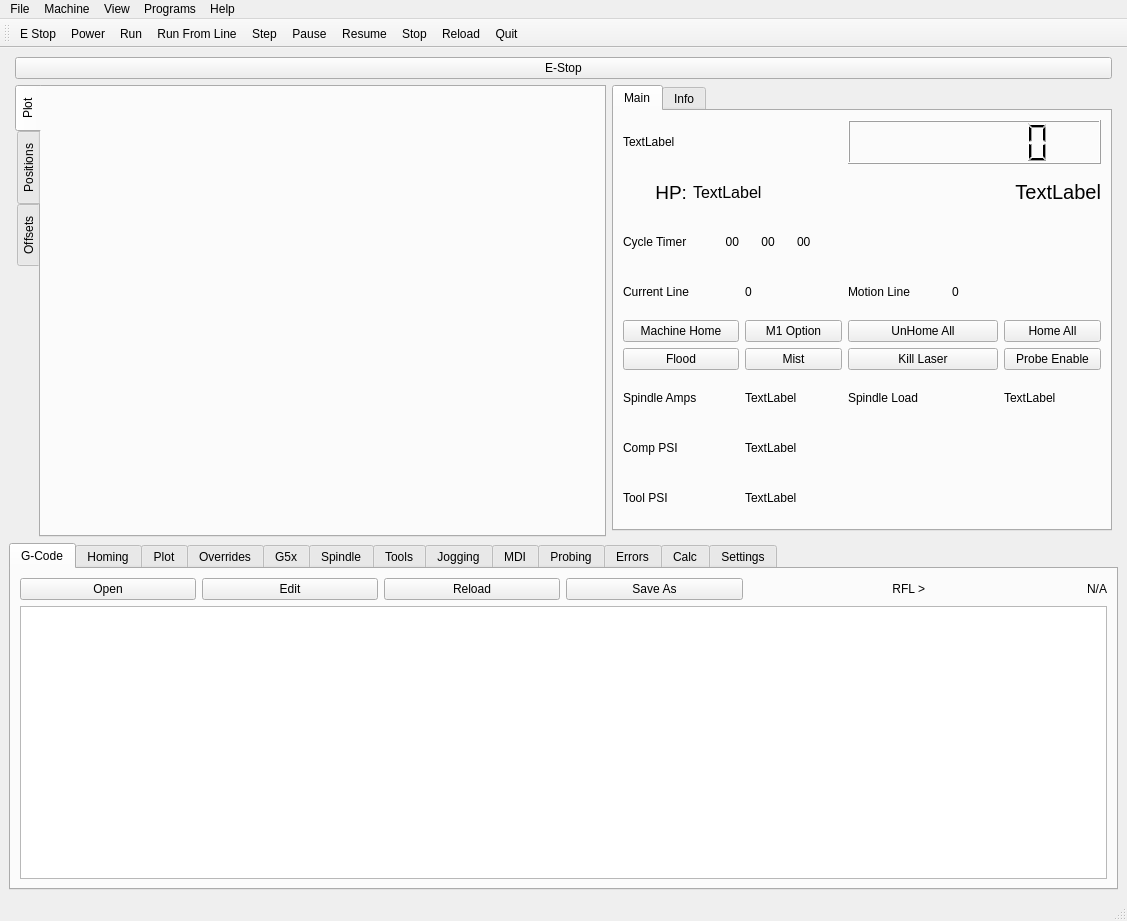
First picture: the form in configs/my_LinuxCNC_router/flex.ui, repository travis-farmer/linuxcnc, before the edit.
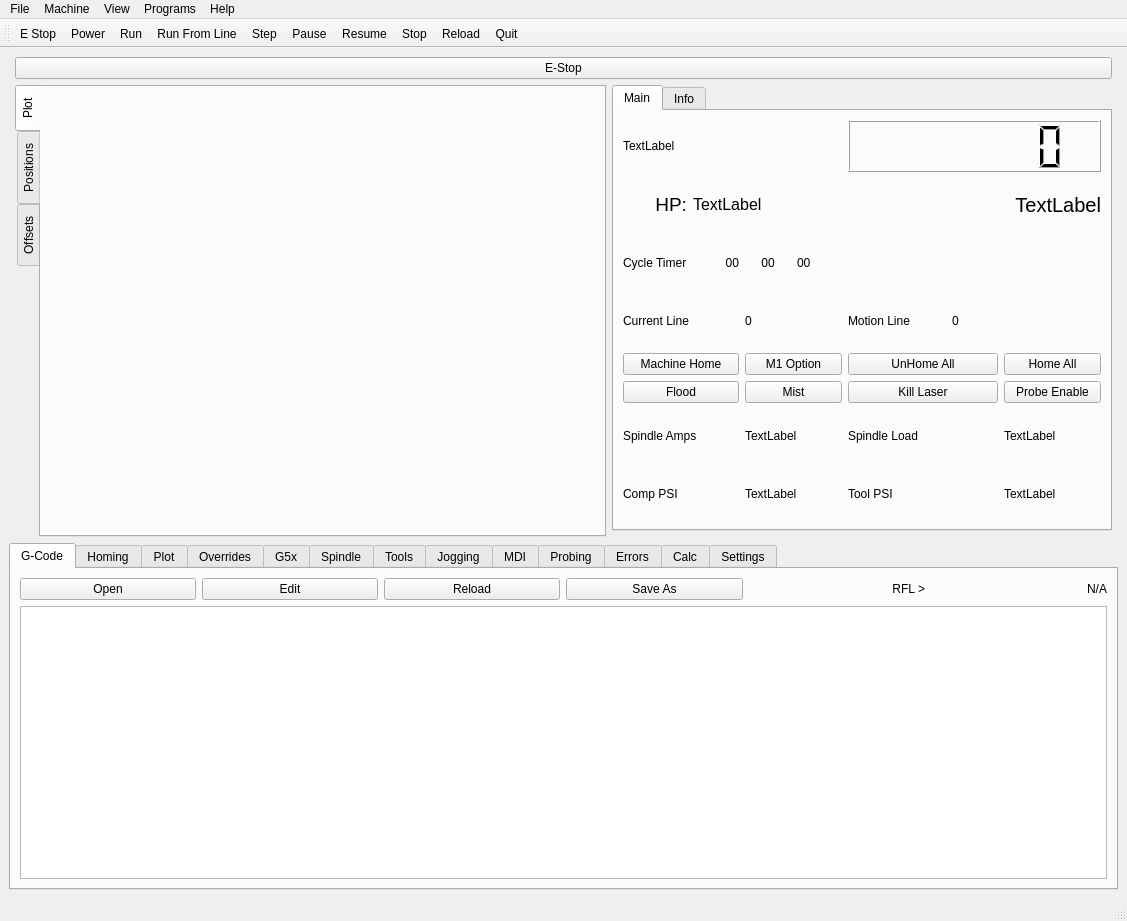
Second picture: the form after the edit. Icons and pictures are not drawn.

Commit message: set precision on hal lebels

The edit to the form file:
```diff
--- a/configs/my_LinuxCNC_router/flex.ui
+++ b/configs/my_LinuxCNC_router/flex.ui
@@ -4925,17 +4925,7 @@
           </property>
          </widget>
         </item>
-        <item row="11" column="0">
-         <widget class="QLabel" name="label_66">
-          <property name="toolTip">
-           <string>Tool Regulated PSI</string>
-          </property>
-          <property name="text">
-           <string>Tool PSI</string>
-          </property>
-         </widget>
-        </item>
-        <item row="10" column="2" colspan="7">
+        <item row="10" column="2" colspan="2">
          <widget class="QLabel" name="label_89">
           <property name="text">
            <string>TextLabel</string>
@@ -4960,7 +4950,17 @@
           </property>
          </widget>
         </item>
-        <item row="11" column="2" colspan="7">
+        <item row="10" column="4" colspan="3">
+         <widget class="QLabel" name="label_66">
+          <property name="toolTip">
+           <string>Tool Regulated PSI</string>
+          </property>
+          <property name="text">
+           <string>Tool PSI</string>
+          </property>
+         </widget>
+        </item>
+        <item row="10" column="7" colspan="2">
          <widget class="QLabel" name="label_90">
           <property name="text">
            <string>TextLabel</string>
```
Left out of the diff: 17 changed lines with no effect on the pictures.
